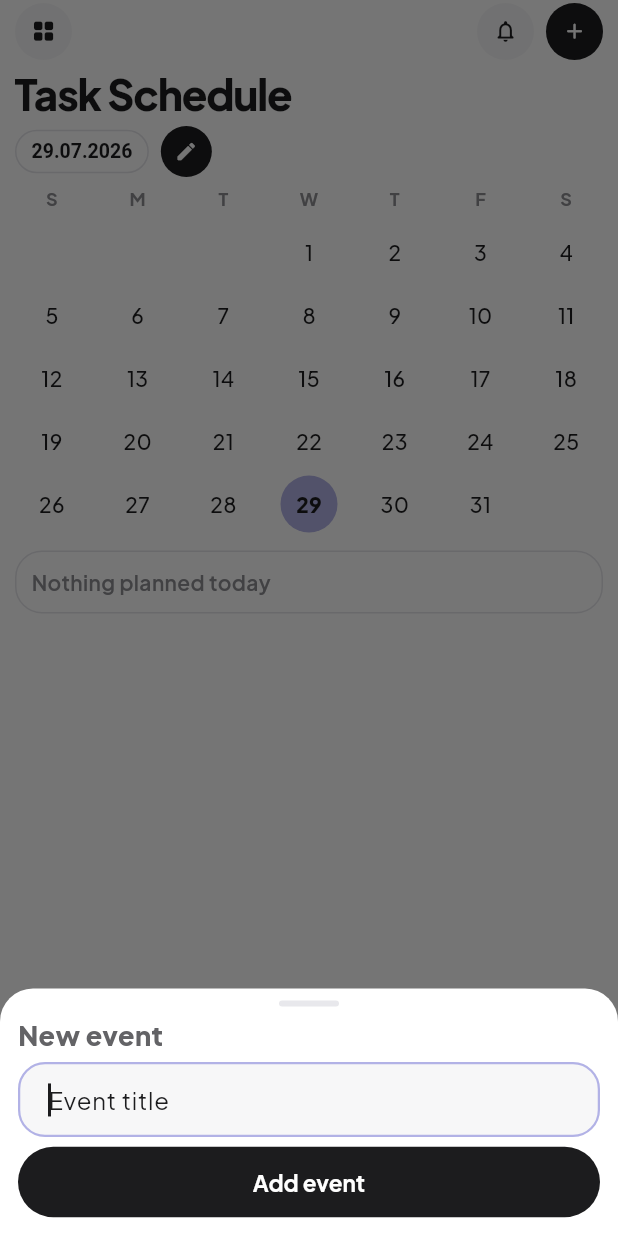
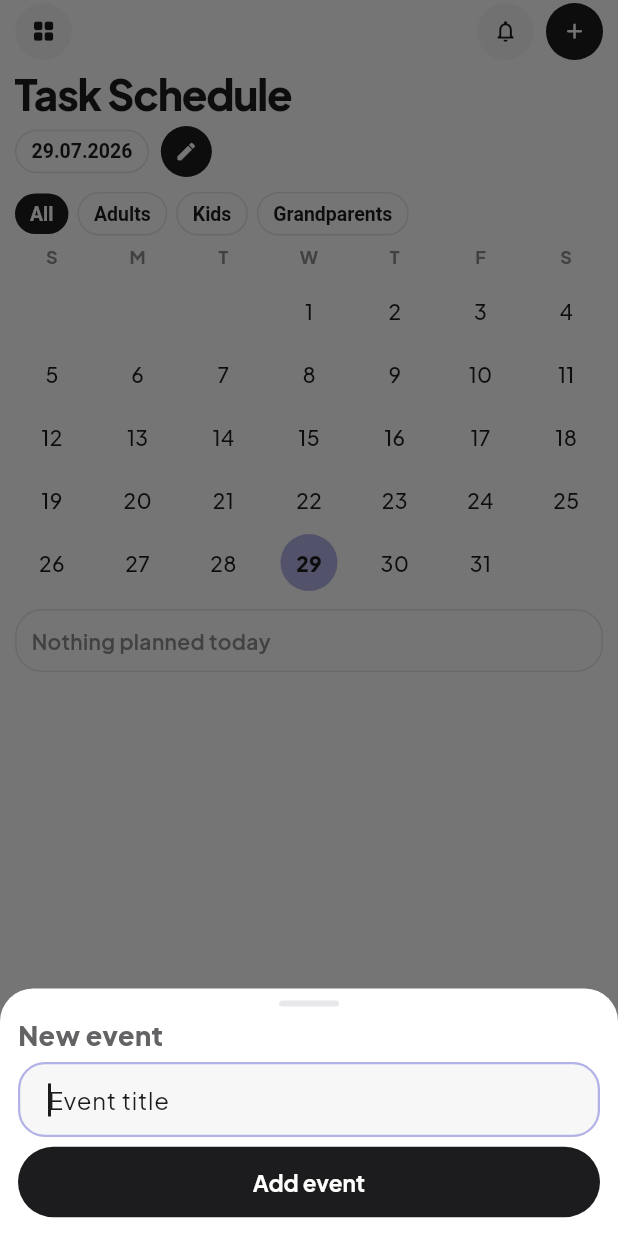
Before and after one commit to kamranibrahim/nestly, a Flutter app: the CalendarScreen screen opened directly, after a tap on the "add" icon, on a phone screen of 412 x 824 dp. Run offline on Flutter 3.47's test engine with Material 3 defaults, Android fonts, the phone set to English and light mode, and no system bars; our stand-ins replace cloud_firestore, drift, drift_flutter, file_picker, firebase_ai, firebase_auth and 8 more; accounts and stored records are empty; generated files the repository leaves out were written again.

Commit message:
Calendar: member role filter
Co-authored-by: Cursor <cursoragent@cursor.com>

```diff
--- a/lib/screens/calendar_screen.dart
+++ b/lib/screens/calendar_screen.dart
@@ -3,6 +3,7 @@ import 'package:flutter_riverpod/flutter_riverpod.dart';
 import 'package:intl/intl.dart';
 
 import '../data/db/app_database.dart';
+import '../data/member_roles.dart';
 import '../providers/providers.dart';
 import '../theme/app_colors.dart';
 import '../theme/app_motion.dart';
@@ -19,6 +20,27 @@ class CalendarScreen extends ConsumerStatefulWidget {
 
 class _CalendarScreenState extends ConsumerState<CalendarScreen> {
   late DateTime _selected;
+  String _memberFilter = 'All';
+
+  bool _matchesMemberFilter(
+    String memberId,
+    List<NestMember> members,
+  ) {
+    if (_memberFilter == 'All') return true;
+    final member = members.where((m) => m.id == memberId).toList();
+    if (member.isEmpty) return true;
+    final role = member.first.role;
+    switch (_memberFilter) {
+      case 'Adults':
+        return MemberRoles.isAdultLike(role);
+      case 'Kids':
+        return MemberRoles.isKid(role);
+      case 'Grandparents':
+        return MemberRoles.normalize(role) == MemberRoles.grandparent;
+      default:
+        return true;
+    }
+  }
 
   @override
   void initState() {
@@ -119,6 +141,27 @@ class _CalendarScreenState extends ConsumerState<CalendarScreen> {
                       ),
                     ],
                   ),
+                  const SizedBox(height: 10),
+                  SingleChildScrollView(
+                    scrollDirection: Axis.horizontal,
+                    child: Row(
+                      children: [
+                        for (final filter in const [
+                          'All',
+                          'Adults',
+                          'Kids',
+                          'Grandparents',
+                        ]) ...[
+                          SoftPill(
+                            label: filter,
+                            selected: _memberFilter == filter,
+                            onTap: () => setState(() => _memberFilter = filter),
+                          ),
+                          const SizedBox(width: 6),
+                        ],
+                      ],
+                    ),
+                  ),
                 ],
               ),
             ),
@@ -153,7 +196,8 @@ class _CalendarScreenState extends ConsumerState<CalendarScreen> {
                   final dayEvents = allEvents.where((e) {
                     return e.startsAt.year == _selected.year &&
                         e.startsAt.month == _selected.month &&
-                        e.startsAt.day == _selected.day;
+                        e.startsAt.day == _selected.day &&
+                        _matchesMemberFilter(e.memberId, members);
                   }).toList();
 
                   return ListView(
@@ -189,14 +233,14 @@ class _CalendarScreenState extends ConsumerState<CalendarScreen> {
                       if (allEvents
                           .where((e) => e.startsAt.isAfter(
                                 _selected.add(const Duration(days: 1)),
-                              ))
+                              ) && _matchesMemberFilter(e.memberId, members))
                           .isNotEmpty) ...[
                         const SizedBox(height: 6),
                         const SectionLabel('Upcoming'),
                         for (final event in allEvents
                             .where((e) => e.startsAt.isAfter(
                                   _selected.add(const Duration(days: 1)),
-                                ))
+                              ) && _matchesMemberFilter(e.memberId, members))
                             .take(4))
                           Padding(
                             padding: const EdgeInsets.only(bottom: 6),
@@ -347,10 +391,18 @@ class _CalendarScreenState extends ConsumerState<CalendarScreen> {
     );
     if (title != null && title.isNotEmpty) {
       final members = ref.read(membersProvider).valueOrNull ?? const [];
+      String memberId = '';
+      for (final m in members) {
+        if (MemberRoles.isAdultLike(m.role)) {
+          memberId = m.id;
+          break;
+        }
+      }
+      memberId = memberId.isEmpty && members.isNotEmpty ? members.first.id : memberId;
       await ref.read(eventRepositoryProvider).addEvent(
             title: title,
             startsAt: _selected.add(const Duration(hours: 9)),
-            memberId: members.isNotEmpty ? members.first.id : '',
+            memberId: memberId,
           );
       try {
         await ref.read(syncServiceProvider).syncAll();
```
